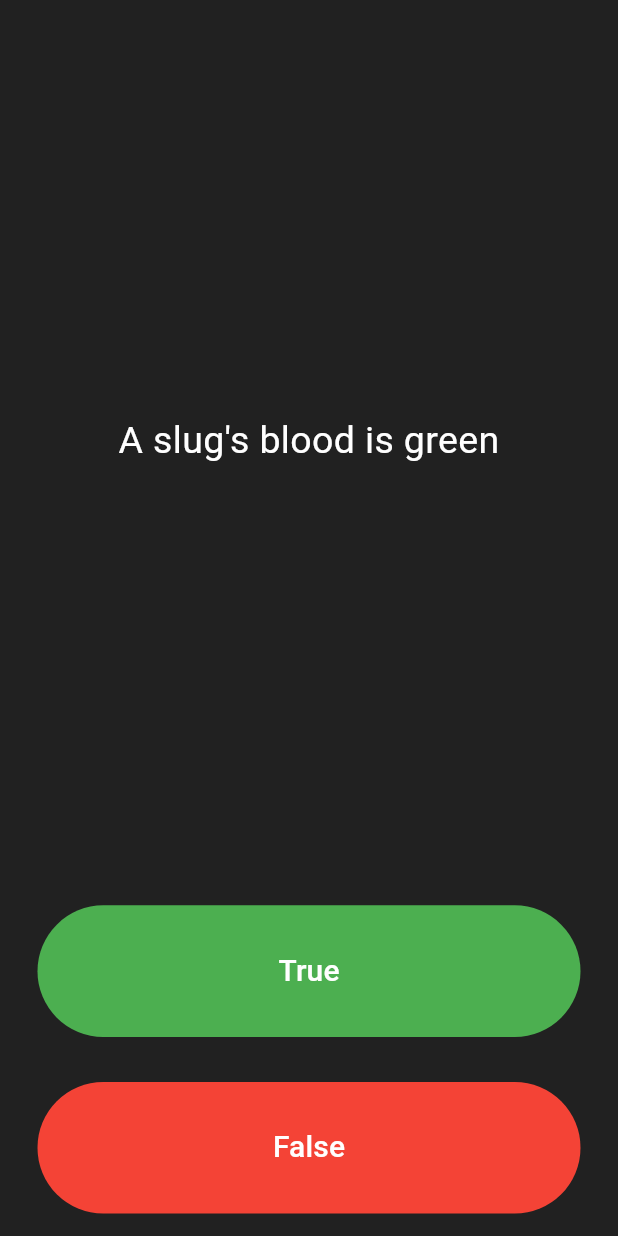
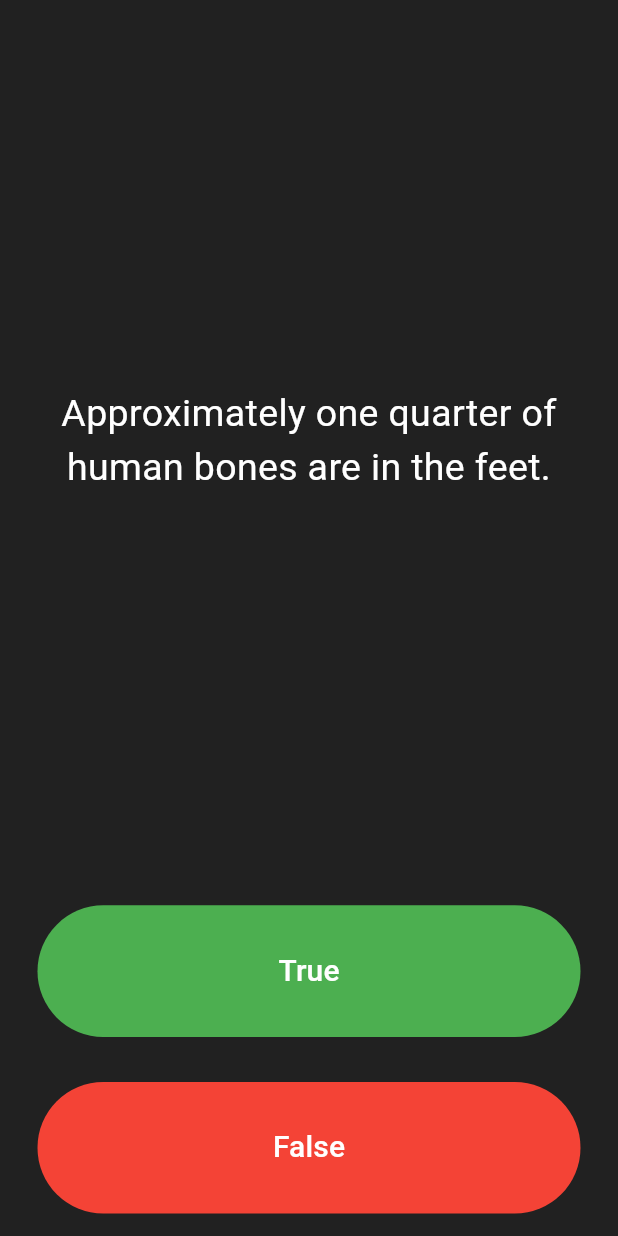
Before and after one commit to Erick360/quizzler, a Flutter app: the screen it shows after launch, after a tap on "True", after a tap on "False", on a phone screen of 412 x 824 dp. Run offline on Flutter 3.47's test engine with Material 3 defaults, Android fonts, the phone set to English and light mode, and no system bars.

Commit message:
New classes

```diff
--- a/lib/main.dart
+++ b/lib/main.dart
@@ -1,5 +1,7 @@
 import 'package:flutter/material.dart';
-import 'question.dart';
+import 'quiz_brain.dart';
+
+QuizBrain quizBrain = QuizBrain();
 
 void main() => runApp(const Quizzler());
 
@@ -57,13 +59,7 @@ class _QuizPageState extends State<QuizPage> {
 
   Question q1 = Question('You can lead a cow down stairs but not stairs', false);
 */
-  List<Question> questionBank = [
-    Question('You can lead a cow down stairs but not stairs', false ),
-    Question('Approximately one quarter of human bones are in the feet', true),
-    Question('A slug\'s blood is green', true),
-  ];
 
-  int questionNumber = 0;
 
   @override
   Widget build(BuildContext context) {
@@ -77,7 +73,8 @@ class _QuizPageState extends State<QuizPage> {
             padding: const EdgeInsets.all(10.0),
             child: Center(
               child: Text(
-                questionBank[questionNumber].questionText,
+                //quizBrain.questionBank[questionNumber].questionText,
+                quizBrain.getQuestion(),
                 textAlign: TextAlign.center,
                 style: const TextStyle(
                   fontSize: 25.0,
@@ -104,15 +101,16 @@ class _QuizPageState extends State<QuizPage> {
               ),
               onPressed: () {
                 //The user picked true.
-                bool correctAnswer = questionBank[questionNumber].questionAnswer;
+                //bool correctAnswer = quizBrain.questionBank[questionNumber].questionAnswer;
+                bool correctAnswer = quizBrain.getAnswer();
                 if(correctAnswer == true){
-                    print("");
+
                 }else{
-                    print("");
+
                 }
 
                 setState(() {
-                  questionNumber++;
+                  quizBrain.nextQuestion();
                 });
 
               },
@@ -135,13 +133,16 @@ class _QuizPageState extends State<QuizPage> {
               ),
               onPressed: () {
                 //The user picked false.
-                bool correctAnswer = questionBank[questionNumber].questionAnswer;
+                //bool correctAnswer = quizBrain.questionBank[questionNumber].questionAnswer;
+                bool correctAnswer = quizBrain.getAnswer();
                 if(correctAnswer == false){
+
+                }else{
 
                 }
 
                 setState(() {
-                  questionNumber++;
+                  quizBrain.nextQuestion();
                 });
 
               },
--- a/lib/question.dart
+++ b/lib/question.dart
@@ -6,3 +6,5 @@ class Question {
   Question(this.questionText,this.questionAnswer);
 
 }
+
+Question newQuestion = Question('', false);
--- /dev/null
+++ b/lib/quiz_brain.dart
@@ -0,0 +1,47 @@
+import 'question.dart';
+
+class QuizBrain {
+  int _questionNumber = 0;
+
+  List<Question> _questionBank = [
+    Question('Some cats are actually allergic to humans', true),
+    Question('You can lead a cow down stairs but not up stairs.', false),
+    Question('Approximately one quarter of human bones are in the feet.', true),
+    Question('A slug\'s blood is green.', true),
+    Question('Buzz Aldrin\'s mother\'s maiden name was \"Moon\".', true),
+    Question('It is illegal to pee in the Ocean in Portugal.', true),
+    Question(
+        'No piece of square dry paper can be folded in half more than 7 times.',
+        false),
+    Question(
+        'In London, UK, if you happen to die in the House of Parliament, you are technically entitled to a state funeral, because the building is considered too sacred a place.',
+        true),
+    Question(
+        'The loudest sound produced by any animal is 188 decibels. That animal is the African Elephant.',
+        false),
+    Question(
+        'The total surface area of two human lungs is approximately 70 square metres.',
+        true),
+    Question('Google was originally called \"Backrub\".', true),
+    Question(
+        'Chocolate affects a dog\'s heart and nervous system; a few ounces are enough to kill a small dog.',
+        true),
+    Question(
+        'In West Virginia, USA, if you accidentally hit an animal with your car, you are free to take it home to eat.',
+        true),
+  ];
+  void nextQuestion(){
+    if(_questionNumber < _questionBank.length -1){
+      _questionNumber++;
+    }
+  }
+
+  String getQuestion(){
+    return _questionBank[_questionNumber].questionText;
+  }
+
+  bool getAnswer(){
+    return _questionBank[_questionNumber].questionAnswer;
+  }
+
+}
```
